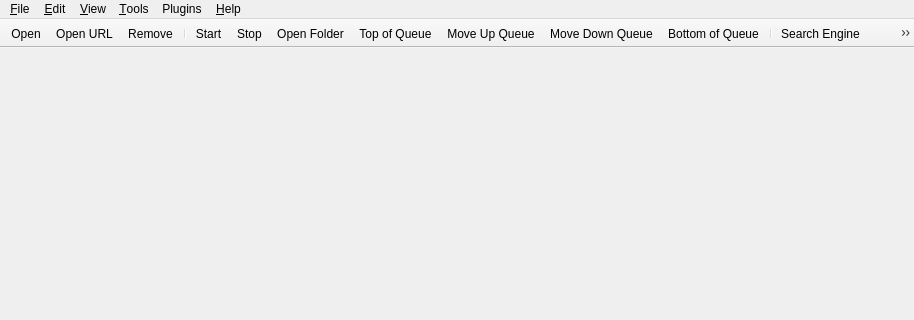
Qt form src/gui/mainwindow.ui (renatovicente/qBittorrent) before a commit; both pictures show x 0 to 914 and y 0 to 320 of the 914 by 563 pixel window.
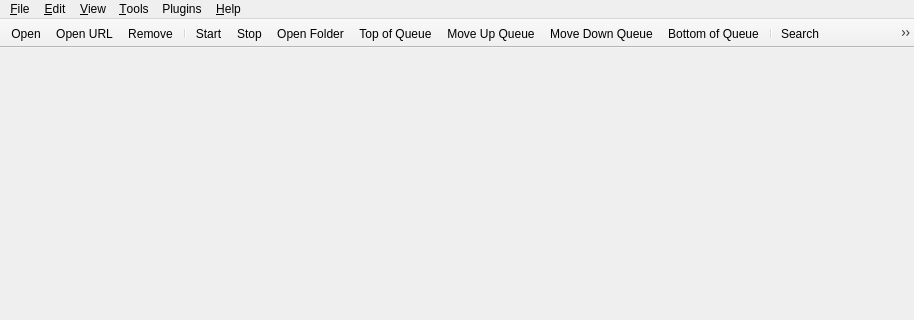
The same form after that commit.

Commit message:
Make toolbar search button always open the tab (no toggle)
Replace the checkable actionSearchWidget on the toolbar with a
dedicated non-checkable actionOpenSearch that calls displaySearchTab(),
so the magnifier always opens/focuses the search tab and never hides it.
The View-menu toggle stays for enabling/disabling the engine.

```diff
--- a/src/gui/mainwindow.ui
+++ b/src/gui/mainwindow.ui
@@ -170,7 +170,7 @@
    <addaction name="actionDecreaseQueuePos"/>
    <addaction name="actionBottomQueuePos"/>
    <addaction name="separator"/>
-   <addaction name="actionSearchWidget"/>
+   <addaction name="actionOpenSearch"/>
    <addaction name="actionCreateTorrent"/>
    <addaction name="separator"/>
    <addaction name="actionOptions"/>
@@ -357,6 +357,14 @@
     <string>Search &amp;Engine</string>
    </property>
   </action>
+  <action name="actionOpenSearch">
+   <property name="text">
+    <string>Search</string>
+   </property>
+   <property name="toolTip">
+    <string>Open the search tab</string>
+   </property>
+  </action>
   <action name="actionLock">
    <property name="text">
     <string>L&amp;ock qBittorrent</string>
```
The commit also changes 1 other file.
